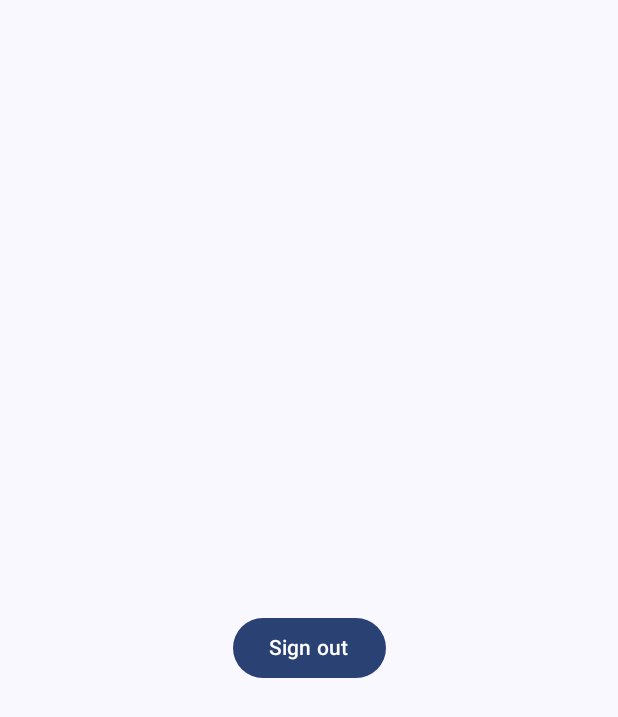
After one commit to Nook-UA/nook_app, an Android app built with Jetpack Compose: the ProfileScreen screen opened through its navigation route, on a phone screen of 412 x 824 dp. The commit adds this screen. Shown: the top 717 px of the screen. Run offline under Robolectric (Android 15) with nearby library versions, the phone set to English and light mode, and no system bars; our stand-ins replace Firebase (no records; nobody signed in at launch, a user with empty details on screens opened directly).

Commit message:
ESNOOK-47 Created Profile Screen and changed main activity

```diff
--- a/app/src/main/java/com/es_g05/nook_app/MainActivity.kt
+++ b/app/src/main/java/com/es_g05/nook_app/MainActivity.kt
@@ -3,29 +3,53 @@ package com.es_g05.nook_app
 import android.Manifest
 import android.content.pm.PackageManager
 import android.os.Bundle
+import android.widget.Toast
 import androidx.activity.ComponentActivity
+import androidx.activity.compose.rememberLauncherForActivityResult
 import androidx.activity.compose.setContent
 import androidx.activity.enableEdgeToEdge
 import androidx.activity.result.ActivityResultLauncher
+import androidx.activity.result.IntentSenderRequest
 import androidx.activity.result.contract.ActivityResultContracts
 import androidx.compose.foundation.layout.fillMaxSize
-import androidx.compose.foundation.layout.padding
-import androidx.compose.material3.Scaffold
+import androidx.compose.material3.MaterialTheme
+import androidx.compose.material3.Surface
+
 import androidx.compose.material3.Text
 import androidx.compose.runtime.Composable
+import androidx.compose.runtime.LaunchedEffect
+import androidx.compose.runtime.getValue
 import androidx.compose.ui.Modifier
 import androidx.compose.ui.tooling.preview.Preview
 import androidx.core.content.ContextCompat
-import com.es_g05.nook_app.ui.screens.MapScreen
+import androidx.lifecycle.compose.collectAsStateWithLifecycle
+import androidx.lifecycle.lifecycleScope
+import androidx.lifecycle.viewmodel.compose.viewModel
+import androidx.navigation.compose.NavHost
+import androidx.navigation.compose.composable
+import androidx.navigation.compose.rememberNavController
+import com.es_g05.nook_app.auth.GoogleAuthUiClient
+import com.es_g05.nook_app.ui.screens.ProfileScreen
+import com.es_g05.nook_app.ui.screens.SignInScreen
 import com.es_g05.nook_app.ui.theme.Nook_appTheme
+import com.es_g05.nook_app.view_models.SignInViewModel
+import com.google.android.gms.auth.api.identity.Identity
+import kotlinx.coroutines.launch
 
 class MainActivity : ComponentActivity() {
+
+    private val googleAuthUiClient by lazy {
+        GoogleAuthUiClient(
+            context = applicationContext,
+            oneTapClient = Identity.getSignInClient(applicationContext)
+        )
+    }
 
     private lateinit var requestPermissionLauncher: ActivityResultLauncher<String>
 
     override fun onCreate(savedInstanceState: Bundle?) {
         super.onCreate(savedInstanceState)
-
+        enableEdgeToEdge()
         // Register the permission launcher before calling setContent()
         requestPermissionLauncher = registerForActivityResult(
             ActivityResultContracts.RequestPermission()
@@ -34,10 +58,84 @@ class MainActivity : ComponentActivity() {
                 recreate()
             }
         }
-        enableEdgeToEdge()
         setContent {
             Nook_appTheme {
-                MapScreen()
+                Surface(
+                    modifier = Modifier.fillMaxSize(),
+                    color = MaterialTheme.colorScheme.background
+                ) {
+                    val navController = rememberNavController()
+                    NavHost(navController = navController, startDestination = "sign_in") {
+                        composable("sign_in") {
+                            val viewModel = viewModel<SignInViewModel>()
+                            val state by viewModel.state.collectAsStateWithLifecycle()
+
+                            LaunchedEffect(key1 = Unit) {
+                                if (googleAuthUiClient.getSignedInUser() != null) {
+                                    navController.navigate("profile")
+                                }
+                            }
+
+                            val launcher = rememberLauncherForActivityResult(
+                                contract = ActivityResultContracts.StartIntentSenderForResult(),
+                                onResult = {result ->
+                                    if (result.resultCode == RESULT_OK) {
+                                        lifecycleScope.launch {
+                                            val signInResult = googleAuthUiClient.signInWithIntent(
+                                                intent = result.data ?: return@launch
+                                            )
+                                            viewModel.onSignInResult(signInResult)
+                                        }
+                                    }
+                                }
+                            )
+
+                            LaunchedEffect(key1 = state.isSignInSuccessful) {
+                                if (state.isSignInSuccessful) {
+                                    Toast.makeText(
+                                        applicationContext,
+                                        "Sign in Successful",
+                                        Toast.LENGTH_LONG
+                                    ).show()
+
+                                    navController.navigate("profile")
+                                    viewModel.resetState()
+                                }
+                            }
+
+                            SignInScreen(
+                                state = state,
+                                onSignInClick = {
+                                    lifecycleScope.launch {
+                                        val signInIntentSender = googleAuthUiClient.signIn()
+                                        launcher.launch(
+                                            IntentSenderRequest.Builder(
+                                                signInIntentSender ?: return@launch
+                                            ).build()
+                                        )
+                                    }
+                                }
+                            )
+                        }
+                        composable("profile") {
+                            ProfileScreen(
+                                userData = googleAuthUiClient.getSignedInUser(),
+                                onSignOut = {
+                                    lifecycleScope.launch {
+                                        googleAuthUiClient.signOut()
+                                        Toast.makeText(
+                                            applicationContext,
+                                            "Signed Out",
+                                            Toast.LENGTH_LONG
+                                        ).show()
+
+                                        navController.popBackStack()
+                                    }
+                                }
+                            )
+                        }
+                    }
+                }
             }
         }
     }
--- /dev/null
+++ b/app/src/main/java/com/es_g05/nook_app/ui/screens/ProfileScreen.kt
@@ -0,0 +1,58 @@
+package com.es_g05.nook_app.ui.screens
+
+import androidx.compose.foundation.layout.Arrangement
+import androidx.compose.foundation.layout.Column
+import androidx.compose.foundation.layout.Spacer
+import androidx.compose.foundation.layout.fillMaxSize
+import androidx.compose.foundation.layout.height
+import androidx.compose.foundation.layout.size
+import androidx.compose.foundation.shape.CircleShape
+import androidx.compose.material3.Button
+import androidx.compose.material3.Text
+import androidx.compose.runtime.Composable
+import androidx.compose.ui.Alignment
+import androidx.compose.ui.Modifier
+import androidx.compose.ui.draw.clip
+import androidx.compose.ui.layout.ContentScale
+import androidx.compose.ui.text.font.FontWeight
+import androidx.compose.ui.text.style.TextAlign
+import androidx.compose.ui.unit.dp
+import androidx.compose.ui.unit.sp
+import coil.compose.AsyncImage
+import com.es_g05.nook_app.auth.UserData
+
+@Composable
+fun ProfileScreen(
+    userData: UserData?,
+    onSignOut: () -> Unit
+) {
+    Column(
+        modifier = Modifier.fillMaxSize(),
+        verticalArrangement = Arrangement.Center,
+        horizontalAlignment = Alignment.CenterHorizontally
+    ) {
+        if (userData?.profilePictureUrl != null) {
+            AsyncImage(
+                model = userData.profilePictureUrl,
+                contentDescription = "Profile Picture",
+                modifier = Modifier.size(150.dp)
+                    .clip(CircleShape),
+                contentScale = ContentScale.Crop
+            )
+            Spacer(modifier = Modifier.height(16.dp))
+        }
+        if (userData?.userName != null) {
+            Text(
+                text = userData.userName,
+                textAlign = TextAlign.Center,
+                fontSize = 36.sp,
+                fontWeight = FontWeight.Bold
+            )
+            Spacer(modifier = Modifier.height(16.dp))
+        }
+
+        Button(onClick = onSignOut) {
+            Text("Sign out")
+        }
+    }
+}
```
